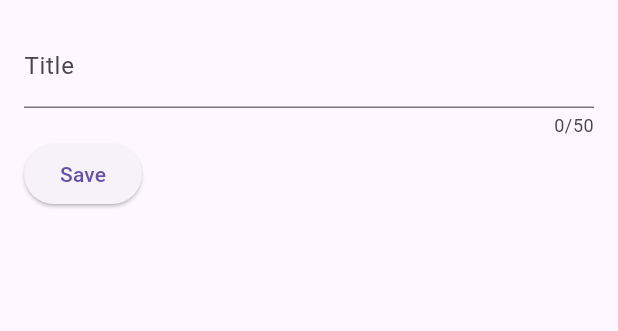
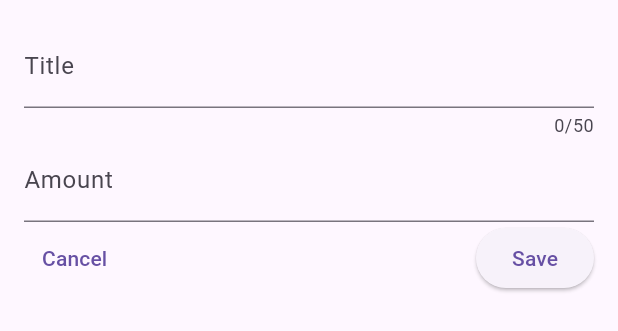
Before and after one commit to hamza5999/Expense-Tracker, a Flutter app: the NewExpense widget shown alone on an empty page, opened directly, after a tap on "Save", on a phone screen of 412 x 824 dp. Shown: the top 331 px of the screen. Run offline on Flutter 3.47's test engine with Material 2 defaults, Android fonts, the phone set to English and light mode, and no system bars.

Commit message:
Add text field for amount and cancel button

```diff
--- a/lib/widgets/new_expense.dart
+++ b/lib/widgets/new_expense.dart
@@ -13,6 +13,7 @@ class _NewExpenseState extends State<NewExpense> {
   // TextEditingController() does all the heavy lifting of storing the entered
   // user input and so on. We don't have to do it manually.
   final _titleController = TextEditingController();
+  final _amountController = TextEditingController();
 
   // When you create a TextEditingController you always have to tell Flutter to
   // delete it when it is not needed anymore. And its done using this dispose().
@@ -22,6 +23,7 @@ class _NewExpenseState extends State<NewExpense> {
   void dispose() {
     // Always dispose the TextEditingController before calling super.dispose().
     _titleController.dispose();
+    _amountController.dispose();
     super.dispose();
   }
 
@@ -38,11 +40,28 @@ class _NewExpenseState extends State<NewExpense> {
               labelText: "Title",
             ),
           ),
+          TextField(
+            controller: _amountController,
+            keyboardType: TextInputType.number,
+            decoration: const InputDecoration(
+              labelText: "Amount",
+              // $ is a special character used for string injection. We can't
+              // use it to print dollar currency sign. So, we have to add a
+              // escape character (\) before it in order to use it properly.
+              prefixText: "\$ ",
+            ),
+          ),
           Row(
             children: [
+              TextButton(
+                onPressed: () {},
+                child: const Text("Cancel"),
+              ),
+              const Spacer(),
               ElevatedButton(
                 onPressed: () {
                   print(_titleController.text);
+                  print(_amountController.text);
                 },
                 child: const Text("Save"),
               ),
```
Also changed, not shown: 1 other file.
